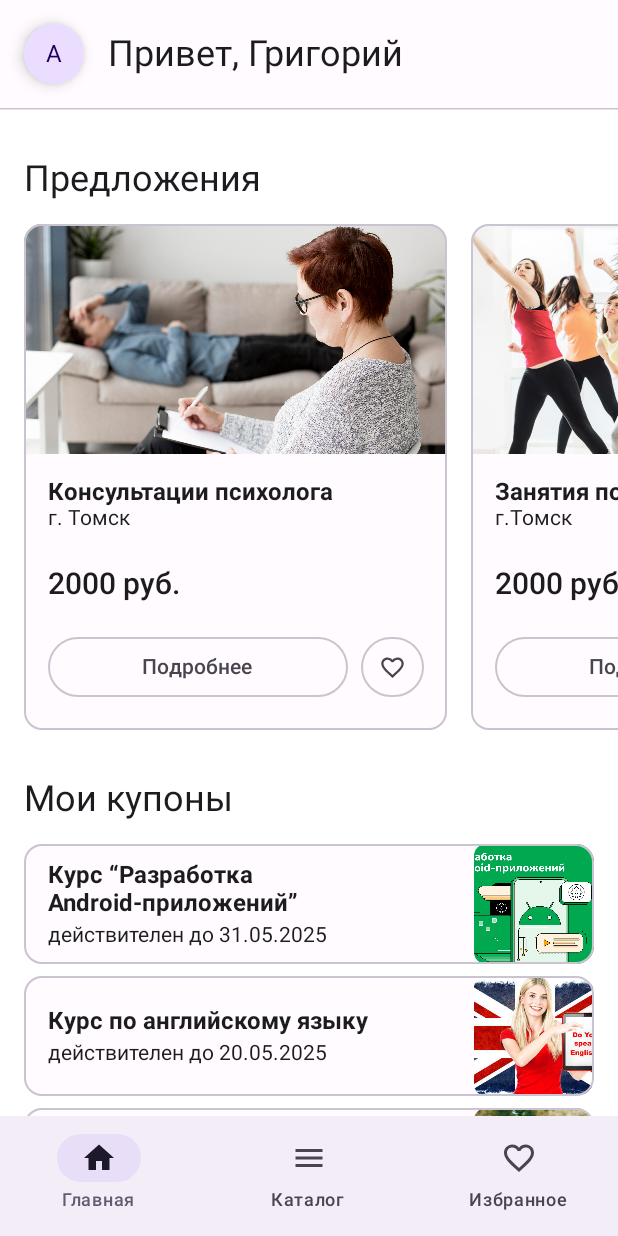
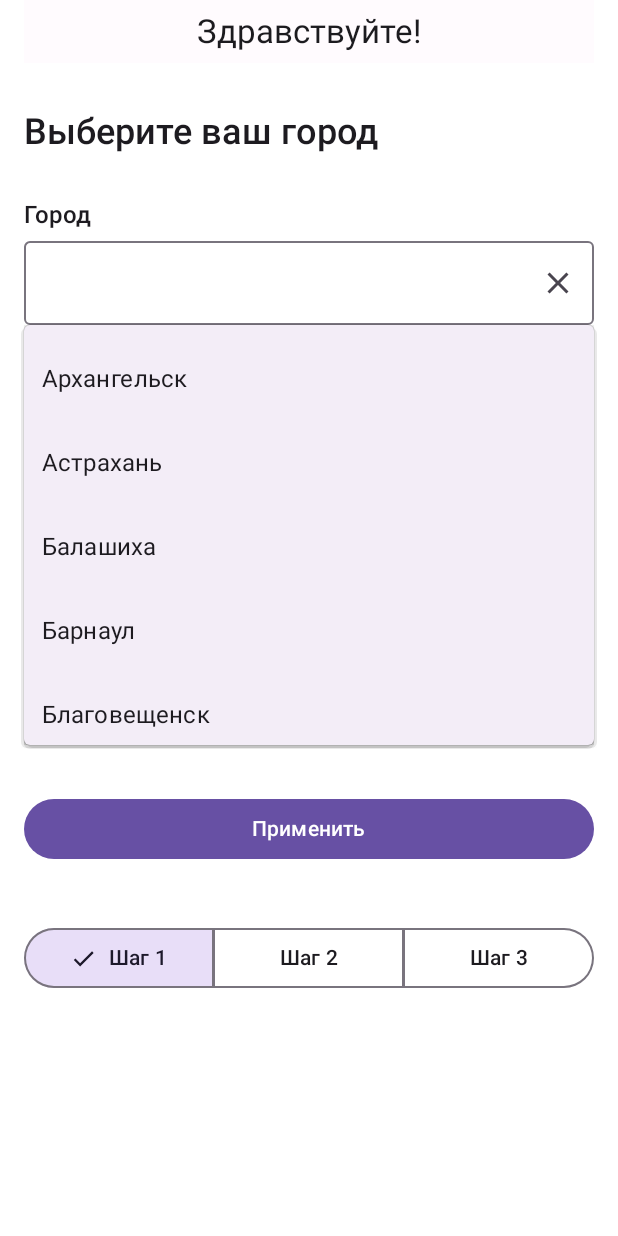
Before and after one commit to rgoryy/DiscountCouponsApp, an Android app built with Jetpack Compose: the screen it shows after launch (MainActivity), on a phone screen of 412 x 824 dp. Run offline under Robolectric (Android 15) with nearby library versions, the phone set to English and light mode, and no system bars.

```diff
--- a/app/src/main/java/com/grigorii/couponsapp/MainActivity.kt
+++ b/app/src/main/java/com/grigorii/couponsapp/MainActivity.kt
@@ -4,6 +4,9 @@ import android.os.Bundle
 import androidx.activity.ComponentActivity
 import androidx.activity.compose.setContent
 import androidx.activity.enableEdgeToEdge
+import androidx.compose.animation.AnimatedVisibility
+import androidx.compose.animation.slideInVertically
+import androidx.compose.animation.slideOutVertically
 import androidx.compose.foundation.layout.fillMaxSize
 import androidx.compose.foundation.layout.padding
 import androidx.compose.material.icons.Icons
@@ -15,7 +18,10 @@ import androidx.compose.material3.NavigationBar
 import androidx.compose.material3.NavigationBarItem
 import androidx.compose.material3.Scaffold
 import androidx.compose.material3.Text
+import androidx.compose.runtime.DisposableEffect
 import androidx.compose.runtime.getValue
+import androidx.compose.runtime.mutableStateOf
+import androidx.compose.runtime.saveable.rememberSaveable
 import androidx.compose.ui.Modifier
 import androidx.navigation.NavDestination.Companion.hierarchy
 import androidx.navigation.compose.NavHost
@@ -26,17 +32,19 @@ import com.grigorii.couponsapp.compose.CouponsTheme
 import com.grigorii.couponsapp.compose.screens.CatalogScreen
 import com.grigorii.couponsapp.compose.screens.CouponDetailsScreen
 import com.grigorii.couponsapp.compose.screens.FavoritesScreen
+import com.grigorii.couponsapp.compose.screens.GreetingsScreen
 import com.grigorii.couponsapp.compose.screens.MainScreen
 
 class MainActivity : ComponentActivity() {
     override fun onCreate(savedInstanceState: Bundle?) {
         super.onCreate(savedInstanceState)
-
         enableEdgeToEdge()
 
         setContent {
             CouponsTheme {
                 val navController = rememberNavController()
+
+                val showBottomBarState = rememberSaveable { mutableStateOf(true) }
 
                 val navItemList = listOf(
                     NavItem("Главная", Icons.Default.Home),
@@ -44,41 +52,71 @@ class MainActivity : ComponentActivity() {
                     NavItem("Избранное", Icons.Default.FavoriteBorder),
                 )
 
+                val navBackStackEntry by navController.currentBackStackEntryAsState()
+                DisposableEffect(navBackStackEntry) {
+                    val currentRoute = navBackStackEntry?.destination?.route
+                    showBottomBarState.value = currentRoute != "GreetingsScreen"
+
+                    onDispose { }
+                }
+
                 Scaffold(
                     modifier = Modifier.fillMaxSize(),
                     bottomBar = {
+                        AnimatedVisibility(
+                            visible = showBottomBarState.value,
+                            enter = slideInVertically(initialOffsetY = { it }),
+                            exit = slideOutVertically(targetOffsetY = { it }),
+                            content = {
                                 NavigationBar {
-                            val navBackStackEntry by navController.currentBackStackEntryAsState()
                                     val currentDestination = navBackStackEntry?.destination
-
                                     navItemList.forEach { screen ->
                                         NavigationBarItem(
-                                    selected = currentDestination?.hierarchy?.any { it.route == screen.label } == true,
-                                    onClick = {
-                                        navController.navigate(screen.label)
+                                            selected = currentDestination?.hierarchy?.any {
+                                                it.route == screen.label
+                                            } == true,
+                                            onClick = { navController.navigate(screen.label) },
+                                            icon = {
+                                                Icon(
+                                                    imageVector = screen.icon,
+                                                    contentDescription = "Icon"
+                                                )
                                             },
-                                    icon = {
-                                        Icon(imageVector = screen.icon, contentDescription = "Icon")
-                                    },
-                                    label = {
-                                        Text(text = screen.label)
-                                    }
+                                            label = { Text(text = screen.label) }
                                         )
                                     }
                                 }
                             }
+                        )
+                    }
                 ) { innerPadding ->
                     NavHost(
-                        navController,
-                        startDestination = "Главная",
-                        Modifier.padding(innerPadding)
+                        navController = navController,
+                        startDestination = "GreetingsScreen",
+                        modifier = Modifier.padding(innerPadding)
                     ) {
-                        composable("Главная") { MainScreen(Modifier.padding(innerPadding)) }
-                        composable("Каталог") { CatalogScreen(Modifier.padding(innerPadding)) }
-                        composable("Избранное") { FavoritesScreen(Modifier.padding(innerPadding)) }
+                        composable("Главная") {
+                            MainScreen(Modifier.padding(innerPadding))
+                            showBottomBarState.value = true
+                        }
+                        composable("Каталог") {
+                            CatalogScreen(Modifier.padding(innerPadding))
+                            showBottomBarState.value = true
+                        }
+                        composable("Избранное") {
+                            FavoritesScreen(Modifier.padding(innerPadding))
+                            showBottomBarState.value = true
+                        }
+                        composable("GreetingsScreen") {
+                            showBottomBarState.value = false
+                            GreetingsScreen(
+                                mainNavController = navController,
+                                stateToNavigate = "Главная"
+                            )
                         }
                     }
                 }
             }
         }
     }
+}
--- a/app/src/main/java/com/grigorii/couponsapp/compose/screens/GreetingsScreen.kt
+++ b/app/src/main/java/com/grigorii/couponsapp/compose/screens/GreetingsScreen.kt
@@ -40,20 +40,43 @@ import androidx.compose.ui.text.TextStyle
 import androidx.compose.ui.text.font.FontWeight
 import androidx.compose.ui.unit.dp
 import androidx.compose.ui.unit.sp
+import androidx.navigation.NavController
+import androidx.navigation.compose.NavHost
+import androidx.navigation.compose.composable
+import androidx.navigation.compose.rememberNavController
+
+
+val options = listOf("Шаг 1", "Шаг 2", "Шаг 3")
 
 @Composable
-fun GreetingsScreen(modifier: Modifier = Modifier) {
-    // StepOneScreen()
+fun GreetingsScreen(
+    modifier: Modifier = Modifier,
+    mainNavController: NavController,
+    stateToNavigate: String
+) {
 
-    // StepTwoScreen()
+    val navController = rememberNavController()
 
-    StepThreeScreen()
-
+    NavHost(navController = navController, startDestination = options.first()) {
+        options.forEach { step ->
+            composable(step) {
+                when (step) {
+                    options[0] -> StepOneScreen(navController = navController)
+                    options[1] -> StepTwoScreen(navController = navController)
+                    options[2] -> StepThreeScreen(
+                        navController = navController,
+                        mainNavController = mainNavController,
+                        stateToNavigate = stateToNavigate
+                    )
+                }
+            }
+        }
+    }
 }
 
 @OptIn(ExperimentalMaterial3Api::class)
 @Composable
-fun StepOneScreen(modifier: Modifier = Modifier) {
+fun StepOneScreen(modifier: Modifier = Modifier, navController: NavController) {
     var searchText by rememberSaveable { mutableStateOf("") }
 
     var expanded by remember { mutableStateOf(true) }
@@ -176,7 +199,7 @@ fun StepOneScreen(modifier: Modifier = Modifier) {
                     modifier = Modifier
                         .fillMaxWidth()
                         .padding(top = 32.dp),
-                    onClick = { }
+                    onClick = { navController.navigate(options[1]) }
                 ) {
                     Text("Применить")
                 }
@@ -185,7 +208,9 @@ fun StepOneScreen(modifier: Modifier = Modifier) {
                     modifier = Modifier.padding(
                         top = 42.dp,
                         bottom = 88.dp
-                    )
+                    ),
+                    navController = navController,
+                    selected = options[0]
                 )
             }
         }
@@ -194,7 +219,7 @@ fun StepOneScreen(modifier: Modifier = Modifier) {
 
 
 @Composable
-fun StepTwoScreen(modifier: Modifier = Modifier) {
+fun StepTwoScreen(modifier: Modifier = Modifier, navController: NavController) {
     var name by rememberSaveable { mutableStateOf("") }
 
     LazyColumn(
@@ -250,7 +275,7 @@ fun StepTwoScreen(modifier: Modifier = Modifier) {
                     modifier = Modifier
                         .fillMaxWidth()
                         .padding(top = 32.dp),
-                    onClick = { }
+                    onClick = { navController.navigate(options[2]) }
                 ) {
                     Text("Применить")
                 }
@@ -259,7 +284,9 @@ fun StepTwoScreen(modifier: Modifier = Modifier) {
                     modifier = Modifier.padding(
                         top = 42.dp,
                         bottom = 88.dp
-                    )
+                    ),
+                    navController = navController,
+                    selected = options[1]
                 )
             }
         }
@@ -268,7 +295,12 @@ fun StepTwoScreen(modifier: Modifier = Modifier) {
 
 
 @Composable
-fun StepThreeScreen(modifier: Modifier = Modifier) {
+fun StepThreeScreen(
+    modifier: Modifier = Modifier,
+    navController: NavController,
+    mainNavController: NavController,
+    stateToNavigate: String
+) {
     var surname by rememberSaveable { mutableStateOf("") }
 
     LazyColumn(
@@ -284,7 +316,7 @@ fun StepThreeScreen(modifier: Modifier = Modifier) {
                 HeaderSection(title = "Здравствуйте!")
 
                 Text(
-                    "Введите ваше имя",
+                    "Введите вашу фамалию",
                     modifier = Modifier.padding(top = 32.dp),
                     style = TextStyle(
                         fontSize = 24.sp,
@@ -324,7 +356,9 @@ fun StepThreeScreen(modifier: Modifier = Modifier) {
                     modifier = Modifier
                         .fillMaxWidth()
                         .padding(top = 32.dp),
-                    onClick = { }
+                    onClick = { /* переход на главную при условии что поля заполнены */
+                        mainNavController.navigate(stateToNavigate)
+                    }
                 ) {
                     Text("Применить")
                 }
@@ -333,7 +367,9 @@ fun StepThreeScreen(modifier: Modifier = Modifier) {
                     modifier = Modifier.padding(
                         top = 42.dp,
                         bottom = 88.dp
-                    )
+                    ),
+                    navController = navController,
+                    selected = options[2]
                 )
             }
         }
@@ -363,9 +399,13 @@ fun HeaderSection(modifier: Modifier = Modifier, title: String) {
 }
 
 @Composable
-fun StepSegmentedButton(modifier: Modifier = Modifier) {
+fun StepSegmentedButton(
+    modifier: Modifier = Modifier,
+    selected: String,
+    navController: NavController
+) {
     var selectedIndex by remember { mutableIntStateOf(0) }
-    val options = listOf("Шаг 1", "Шаг 2", "Шаг 3")
+
 
     SingleChoiceSegmentedButtonRow(
         modifier = modifier.fillMaxWidth()
@@ -377,8 +417,11 @@ fun StepSegmentedButton(modifier: Modifier = Modifier) {
                     index = index,
                     count = options.size
                 ),
-                onClick = { selectedIndex = index },
-                selected = index == selectedIndex,
+                onClick = {
+                    selectedIndex = index
+                    navController.navigate(options[index])
+                },
+                selected = label == selected,
                 label = { Text(label) }
             )
         }
```
Lines whose indentation alone changed are shown as unchanged.
